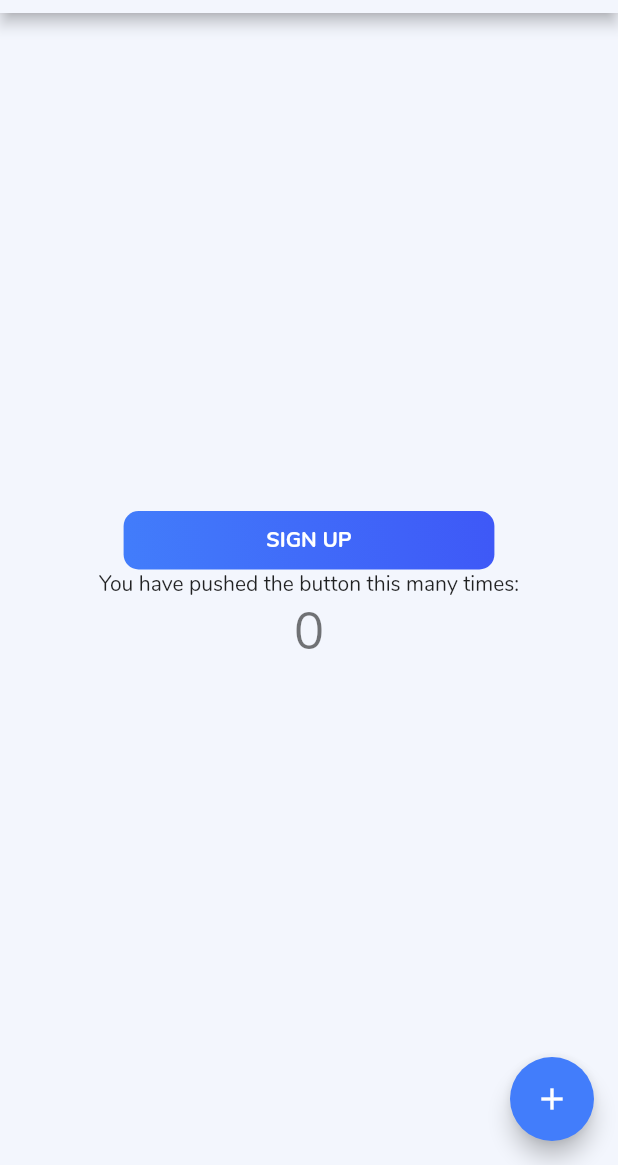
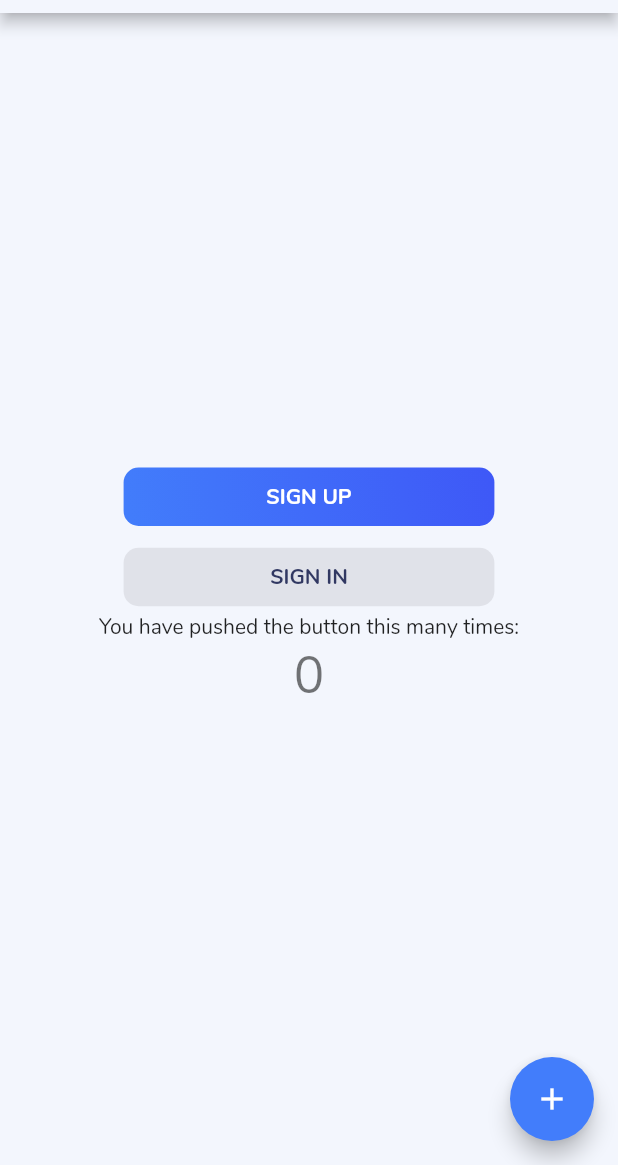
Before and after one commit to abuanwar072/Colbd_Flutter_App, a Flutter app: the screen it shows after launch, on a phone screen of 412 x 824 dp, the part 71-1236 px from its top. Run offline on Flutter 3.47's test engine with Material 2 defaults, Android fonts, the phone set to English and light mode, and no system bars.

Commit message:
Secondary Button Created

```diff
--- a/lib/main.dart
+++ b/lib/main.dart
@@ -49,6 +49,13 @@ class _MyHomePageState extends State<MyHomePage> {
               press: () {},
               text: "Sign Up",
             ),
+            SizedBox(
+              height: 10,
+            ),
+            SecondaryButton(
+              press: () {},
+              text: "Sign In",
+            ),
             Text(
               'You have pushed the button this many times:',
             ),
--- a/lib/widgets/button.dart
+++ b/lib/widgets/button.dart
@@ -37,3 +37,34 @@ class DefaultButton extends StatelessWidget {
     );
   }
 }
+
+// Secondary Button
+class SecondaryButton extends StatelessWidget {
+  final String text;
+  final Function press;
+
+  const SecondaryButton({
+    @required this.press,
+    @required this.text,
+    Key key,
+  }) : super(key: key);
+
+  @override
+  Widget build(BuildContext context) {
+    return Container(
+      width: MediaQuery.of(context).size.width * .6,
+      child: FlatButton(
+        padding: EdgeInsets.symmetric(horizontal: 16, vertical: 10),
+        onPressed: press,
+        color: kSecondaryButtonColor,
+        shape: RoundedRectangleBorder(
+          borderRadius: BorderRadius.circular(10),
+        ),
+        child: Text(
+          text.toUpperCase(),
+          style: Theme.of(context).textTheme.button.copyWith(color: kTextColor),
+        ),
+      ),
+    );
+  }
+}
```
